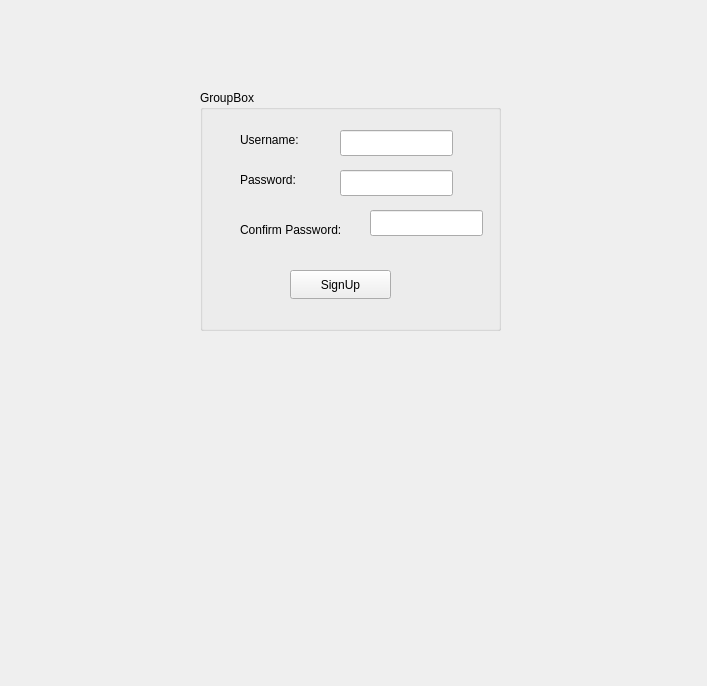
This is Qt_2/signupform.ui in TadrosMaged/TicTacToe_Game as Qt 5 draws it before an edit. The edited form follows.
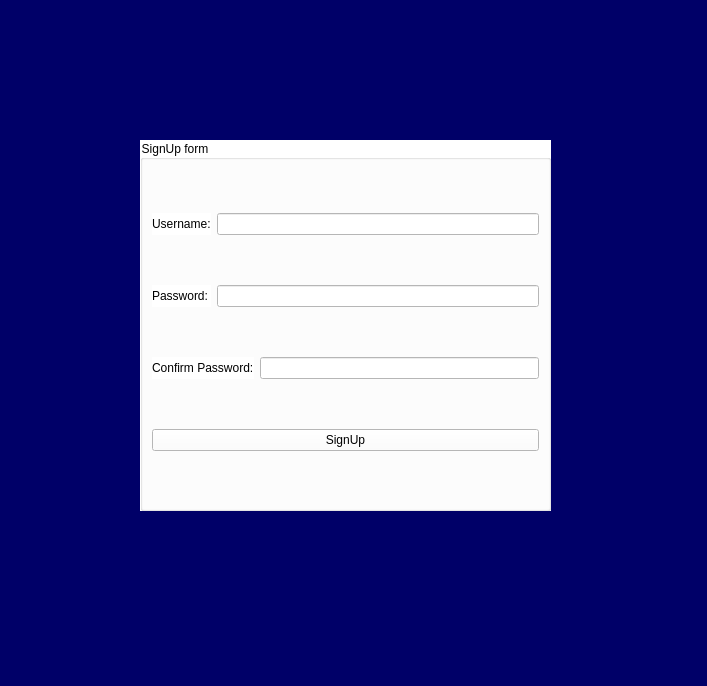
This is the edited form.

Commit message: Background image added, buttons modified

The edit to the form file:
```diff
--- a/Qt_2/signupform.ui
+++ b/Qt_2/signupform.ui
@@ -13,100 +13,70 @@
   <property name="windowTitle">
    <string>Form</string>
   </property>
+  <property name="styleSheet">
+   <string notr="true">background-color: rgb(0, 0, 104);</string>
+  </property>
   <widget class="QGroupBox" name="groupBox">
    <property name="geometry">
     <rect>
-     <x>200</x>
-     <y>90</y>
-     <width>301</width>
-     <height>241</height>
+     <x>140</x>
+     <y>140</y>
+     <width>411</width>
+     <height>371</height>
     </rect>
    </property>
+   <property name="styleSheet">
+    <string notr="true">background-color: rgb(255, 255, 255);</string>
+   </property>
    <property name="title">
-    <string>GroupBox</string>
+    <string>SignUp form</string>
    </property>
-   <widget class="QLabel" name="label">
-    <property name="geometry">
-     <rect>
-      <x>40</x>
-      <y>40</y>
-      <width>81</width>
-      <height>20</height>
-     </rect>
-    </property>
-    <property name="text">
-     <string>Username:</string>
-    </property>
-   </widget>
-   <widget class="QLabel" name="label_2">
-    <property name="geometry">
-     <rect>
-      <x>40</x>
-      <y>80</y>
-      <width>71</width>
-      <height>20</height>
-     </rect>
-    </property>
-    <property name="text">
-     <string>Password:</string>
-    </property>
-   </widget>
-   <widget class="QLabel" name="label_3">
-    <property name="geometry">
-     <rect>
-      <x>40</x>
-      <y>130</y>
-      <width>131</width>
-      <height>20</height>
-     </rect>
-    </property>
-    <property name="text">
-     <string>Confirm Password:</string>
-    </property>
-   </widget>
-   <widget class="QLineEdit" name="usernameEdit">
-    <property name="geometry">
-     <rect>
-      <x>140</x>
-      <y>40</y>
-      <width>113</width>
-      <height>26</height>
-     </rect>
-    </property>
-   </widget>
-   <widget class="QLineEdit" name="passwordEdit">
-    <property name="geometry">
-     <rect>
-      <x>140</x>
-      <y>80</y>
-      <width>113</width>
-      <height>26</height>
-     </rect>
-    </property>
-   </widget>
-   <widget class="QLineEdit" name="confirmEdit">
-    <property name="geometry">
-     <rect>
-      <x>170</x>
-      <y>120</y>
-      <width>113</width>
-      <height>26</height>
-     </rect>
-    </property>
-   </widget>
-   <widget class="QPushButton" name="signupButton">
-    <property name="geometry">
-     <rect>
-      <x>90</x>
-      <y>180</y>
-      <width>101</width>
-      <height>29</height>
-     </rect>
-    </property>
-    <property name="text">
-     <string>SignUp</string>
-    </property>
-   </widget>
+   <layout class="QGridLayout" name="gridLayout">
+    <item row="1" column="0">
+     <widget class="QLabel" name="label_2">
+      <property name="text">
+       <string>Password:</string>
+      </property>
+     </widget>
+    </item>
+    <item row="3" column="0" colspan="3">
+     <widget class="QPushButton" name="signupButton">
+      <property name="styleSheet">
+       <string notr="true">color: rgb(0, 0, 0);</string>
+      </property>
+      <property name="text">
+       <string>SignUp</string>
+      </property>
+     </widget>
+    </item>
+    <item row="2" column="0" colspan="2">
+     <widget class="QLabel" name="label_3">
+      <property name="text">
+       <string>Confirm Password:</string>
+      </property>
+     </widget>
+    </item>
+    <item row="2" column="2">
+     <widget class="QLineEdit" name="confirmEdit"/>
+    </item>
+    <item row="0" column="0">
+     <widget class="QLabel" name="label">
+      <property name="styleSheet">
+       <string notr="true">color: rgb(255, 255, 255);
+color: rgb(0, 0, 0);</string>
+      </property>
+      <property name="text">
+       <string>Username:</string>
+      </property>
+     </widget>
+    </item>
+    <item row="0" column="1" colspan="2">
+     <widget class="QLineEdit" name="usernameEdit"/>
+    </item>
+    <item row="1" column="1" colspan="2">
+     <widget class="QLineEdit" name="passwordEdit"/>
+    </item>
+   </layout>
   </widget>
  </widget>
  <resources/>
```
The commit also changes 7 other files.
